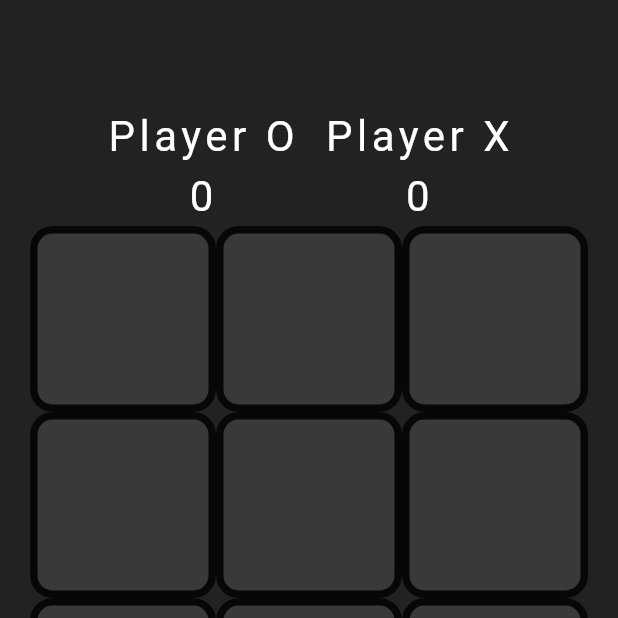
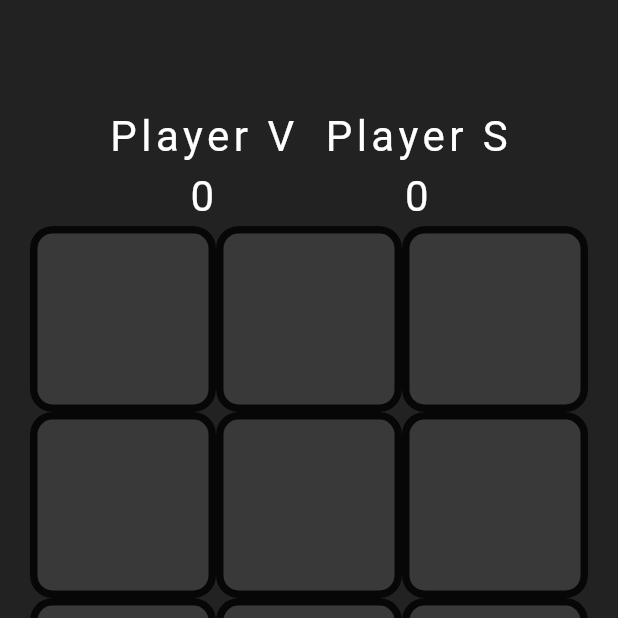
Before and after one commit to TheVrushbh/minduchokdi, a Flutter app: the screen it shows after launch, on a phone screen of 412 x 824 dp, the top half of it. Run offline on Flutter 3.47's test engine with Material 3 defaults, Android fonts, the phone set to English and light mode, and no system bars; our stand-ins replace google_fonts; Roboto replaces fonts that are missing (Coiny).

Commit message:
update-11/24

```diff
--- a/lib/game-screen.dart
+++ b/lib/game-screen.dart
@@ -72,7 +72,7 @@ class _GameScreenState extends State<GameScreen> {
                     mainAxisAlignment: MainAxisAlignment.end,
                     children: [
                       Text(
-                        'Player O',
+                        'Player V',
                         style: customFontWhite,
                       ),
                       Text(
@@ -86,7 +86,7 @@ class _GameScreenState extends State<GameScreen> {
                     mainAxisAlignment: MainAxisAlignment.end,
                     children: [
                       Text(
-                        'Player X',
+                        'Player S',
                         style: customFontWhite,
                       ),
                       Text(
```
